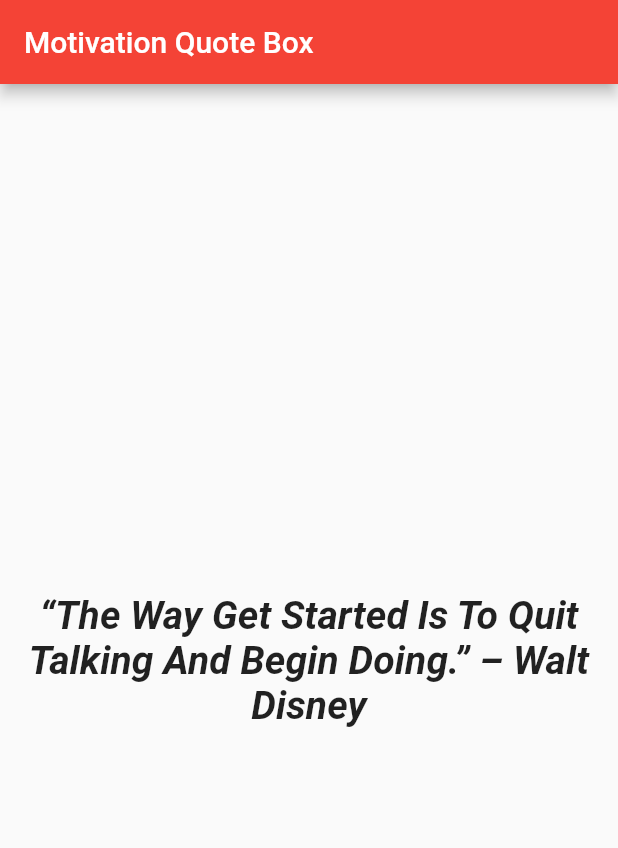
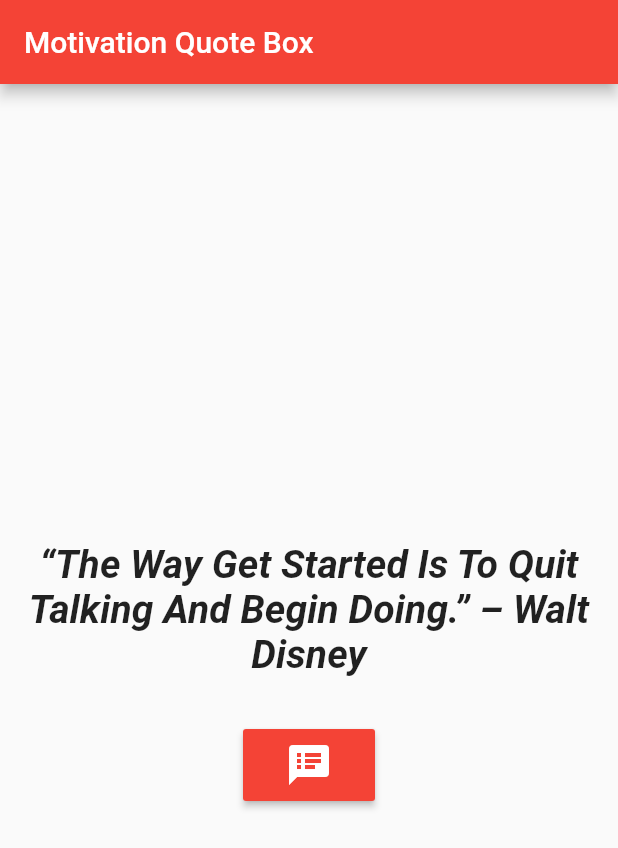
Before and after one commit to uzair-ashraf/flutter-assignment-1, a Flutter app: the screen it shows after launch, on a phone screen of 412 x 824 dp. Shown: the top 848 px of the screen. Run offline on Flutter 3.47's test engine with Material 2 defaults, Android fonts, the phone set to English and light mode, and no system bars.

```diff
--- /dev/null
+++ b/lib/get-quote-button.dart
@@ -0,0 +1,19 @@
+import 'package:flutter/material.dart';
+
+class QuoteButton extends StatelessWidget {
+  final Function handlePressed;
+  QuoteButton(this.handlePressed);
+  @override
+  Widget build(BuildContext ctx) {
+    return Container(
+      margin: EdgeInsets.only(top: 20),
+        child: RaisedButton(
+      onPressed: handlePressed,
+      child: Padding(
+        padding: const EdgeInsets.all(8.0),
+        child: Icon(Icons.speaker_notes, size: 32, color: Colors.white,),
+      ),
+      color: Colors.red,
+    ));
+  }
+}
--- a/lib/main.dart
+++ b/lib/main.dart
@@ -1,5 +1,7 @@
 import 'package:flutter/material.dart';
+
 import './quote.dart';
+import './get-quote-button.dart';
 
 void main() {
   runApp(App());
@@ -49,7 +51,6 @@ class AppState extends State<App> {
     "“You Don’t Have To Be Great To Start, But You Have To Start To Be Great.” – Zig Ziglar",
     "“A Clear Vision, Backed By Definite Plans, Gi… Of Confidence And Personal Power.” – Brian Tracy",
     "“There Are No Limits To What You Can Accomplis…ts You Place On Your Own Thinking.” – Brian Tracy",
-    "Success Quotes For Inspirational Leaders",
     "“Integrity Is The Most Valuable And Respected Quality Of Leadership. Always Keep Your Word.”",
     "“Leadership Is The Ability To Get Extraordinary Achievement From Ordinary People”",
     "“Leaders Set High Standards. Refuse To Tolerate Mediocrity Or Poor Performance”",
@@ -71,6 +72,16 @@ class AppState extends State<App> {
     "“Leaders Are Innovative, Entrepreneurial, And …re-Oriented. They Focus On Getting The Job Done.”",
     "“Leaders Are Never Satisfied; They Continually Strive To Be Better.”"
   ];
+  void _handlePressed() {
+    setState(() {
+      if (this._currentQuoteIndex == this._quoteList.length - 1) {
+        this._currentQuoteIndex = 0;
+      } else {
+        this._currentQuoteIndex++;
+      }
+    });
+  }
+
   @override
   Widget build(BuildContext ctx) {
     return MaterialApp(
@@ -82,7 +93,10 @@ class AppState extends State<App> {
         body: Column(
           crossAxisAlignment: CrossAxisAlignment.center,
           mainAxisAlignment: MainAxisAlignment.center,
-          children: [Quote(this._quoteList[this._currentQuoteIndex])],
+          children: [
+            Quote(this._quoteList[this._currentQuoteIndex]),
+            QuoteButton(this._handlePressed)
+          ],
         ),
       ),
     );
```
